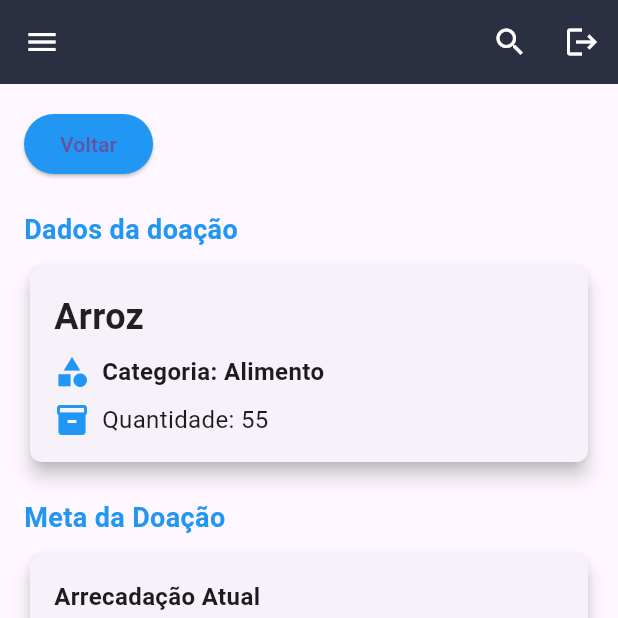
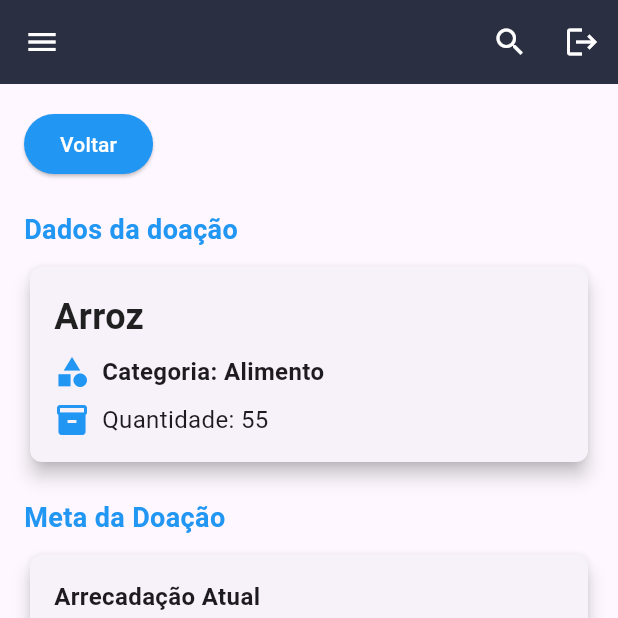
Before and after one commit to luizpassoss/Ong-mobile, a Flutter app: the DoacoesPage screen opened directly, after a tap on "Ver Histórico de Doações", on a phone screen of 412 x 824 dp, the top half of it. Run offline on Flutter 3.47's test engine with Material 3 defaults, Android fonts, the phone set to English and light mode, and no system bars; our stand-ins replace fl_chart, shared_preferences; accounts and stored records are empty; network calls fail.

Commit message:
alteração de cor de alguns botões

```diff
--- a/ongconforme/lib/main.dart
+++ b/ongconforme/lib/main.dart
@@ -1425,8 +1425,10 @@ class _DoacoesPageState extends State<DoacoesPage> {
             _buildSearchAndActionBar(),
             const SizedBox(height: 20),
             ElevatedButton.icon(
-              icon: Icon(Icons.history),
-              label: Text('Ver Histórico de Doações'),
+              icon: Icon(Icons.history,
+              color: Colors.white,),
+              label: Text(
+                'Ver Histórico de Doações',style:TextStyle(color: Colors.white) ,),
               onPressed: _navegarParaHistorico,
               style: ElevatedButton.styleFrom(
                 backgroundColor: Colors.blue,
@@ -1652,7 +1654,8 @@ class HistoricoDoacoesPage extends StatelessWidget {
               style: ElevatedButton.styleFrom(
                 backgroundColor: Colors.blue,
               ),
-              child: Text('Voltar'),
+              child: Text('Voltar',
+              style: TextStyle(color: Colors.white)),
             ),
             const SizedBox(height: 20),
 
```
